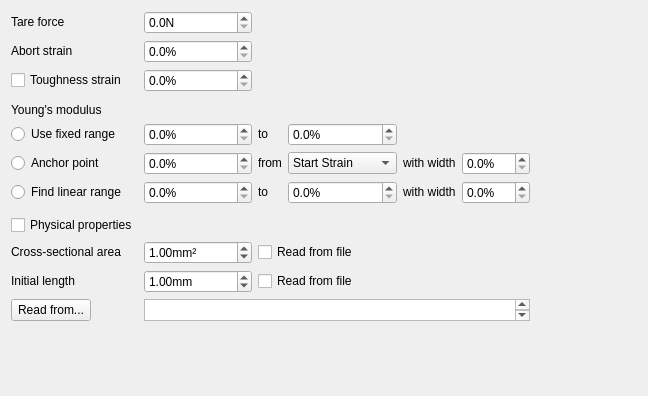
Qt form mech_analyser/experiment/instron_68tm/failure/view.ui (ksonter95/InstronAnalyser) before a commit.
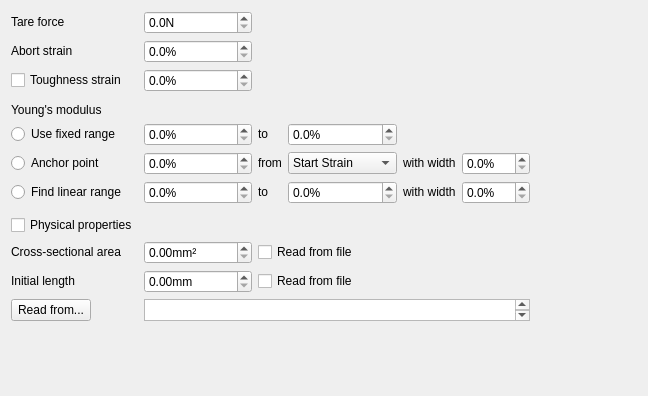
The same form after that commit.

The edit to the form file:
```diff
--- a/mech_analyser/experiment/instron_68tm/failure/view.ui
+++ b/mech_analyser/experiment/instron_68tm/failure/view.ui
@@ -435,7 +435,7 @@
       <double>999999.989999999990687</double>
      </property>
      <property name="value">
-      <double>1.000000000000000</double>
+      <double>0.000000000000000</double>
      </property>
     </widget>
    </item>
@@ -486,7 +486,7 @@
       <double>999.990000000000009</double>
      </property>
      <property name="value">
-      <double>1.000000000000000</double>
+      <double>0.000000000000000</double>
      </property>
     </widget>
    </item>
```
